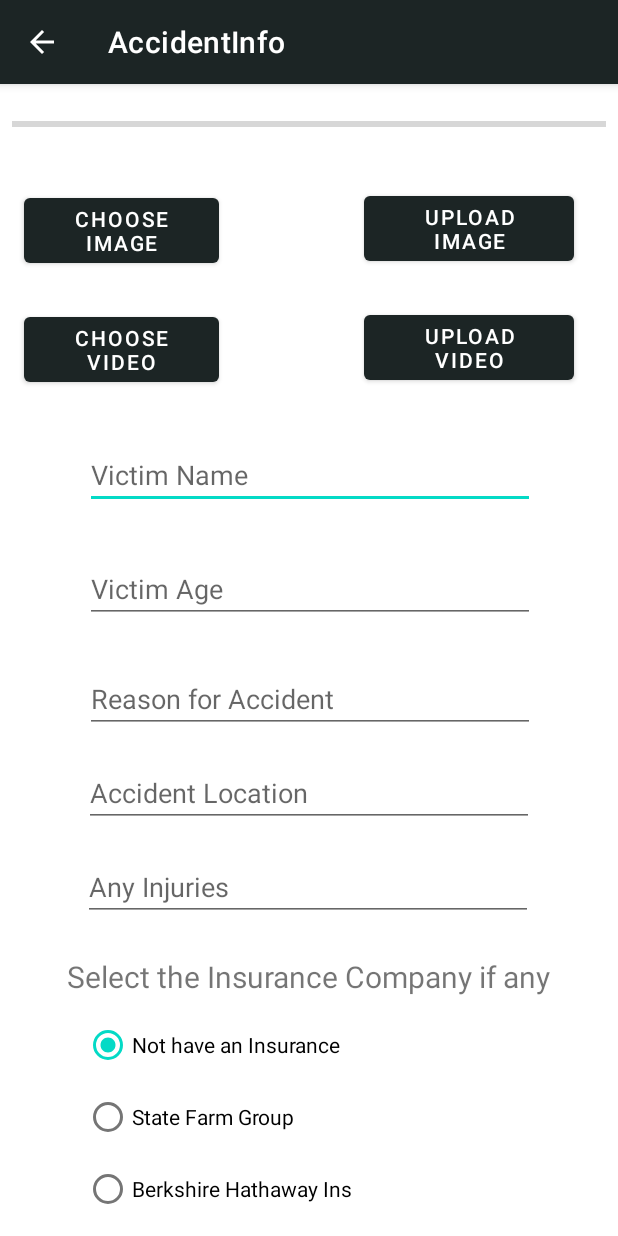
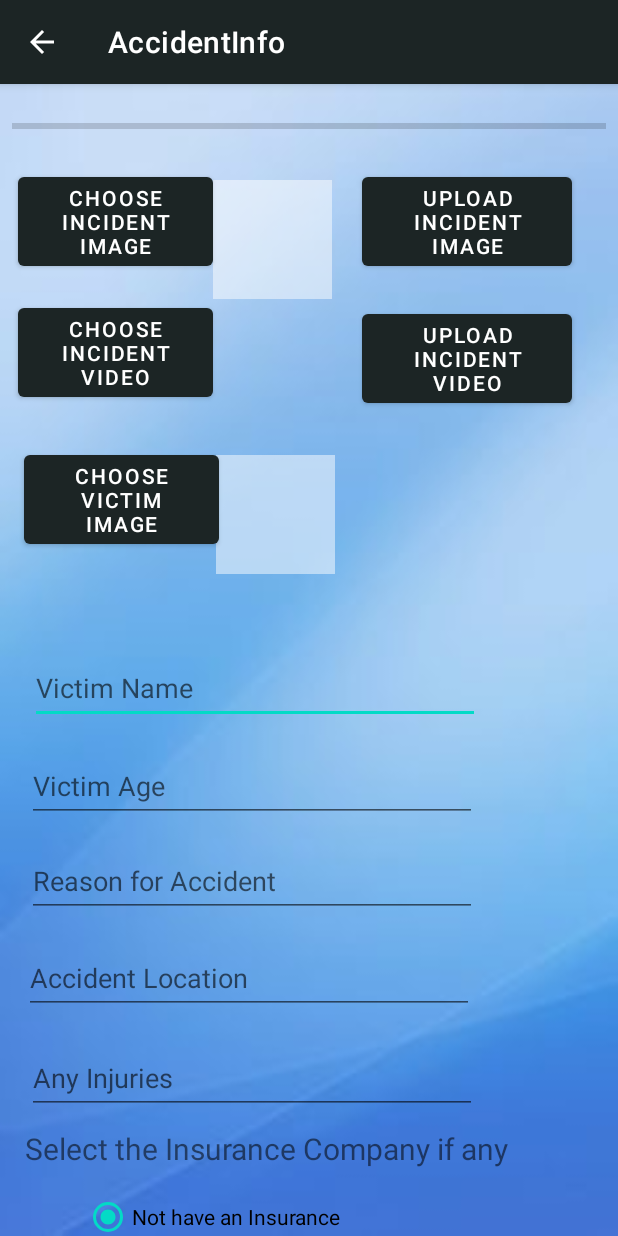
Before and after one commit to AndroidProjectSpring2023/AccidentInfo, an Android app: the ReportPrepareActivity screen opened directly, with no data from a screen before it, on a phone screen of 412 x 824 dp. Run offline under Robolectric (Android 15) with nearby library versions, the phone set to English and light mode, and no system bars; our stand-ins replace Firebase (no records; nobody signed in at launch, a user with empty details on screens opened directly).

Commit message:
( Murali Krishna ) : Enhancement : Implemented victim image and preview in create victim report page.

```diff
--- a/app/src/main/res/layout/activity_report_prepare.xml
+++ b/app/src/main/res/layout/activity_report_prepare.xml
@@ -5,6 +5,7 @@ xmlns:app="http://schemas.android.com/apk/res-auto"
     xmlns:tools="http://schemas.android.com/tools"
     android:layout_width="match_parent"
     android:layout_height="match_parent"
+    android:background="@drawable/plain_blue_background_image"
     tools:context=".ReportPrepareActivity">
 
     <androidx.constraintlayout.widget.ConstraintLayout
@@ -28,103 +29,98 @@ tools:context=".ReportPrepareActivity">
             app:layout_constraintTop_toTopOf="parent"
             app:layout_constraintVertical_bias="0.011" />
 
+
         <Button
             android:id="@+id/btn_choose_Image"
             android:layout_width="130dp"
             android:layout_height="wrap_content"
-        android:layout_marginStart="8dp"
-        android:layout_marginTop="8dp"
-        android:layout_marginEnd="8dp"
-        android:layout_marginBottom="8dp"
-        android:text="Choose Image"
-        app:layout_constraintBottom_toBottomOf="parent"
-        app:layout_constraintEnd_toEndOf="parent"
-        app:layout_constraintHorizontal_bias="0.03"
+            android:layout_marginStart="12dp"
+            android:layout_marginTop="20dp"
+            android:text="Choose Incident Image"
+            app:layout_constraintBottom_toTopOf="@+id/btn_choose_Video"
             app:layout_constraintStart_toStartOf="parent"
-        app:layout_constraintTop_toBottomOf="@+id/progress_Bar"
-        app:layout_constraintVertical_bias="0.029" />
+            app:layout_constraintTop_toBottomOf="@+id/progress_Bar" />
 
-    <ImageView
-        android:id="@+id/img_view"
-        android:layout_width="79dp"
-        android:layout_height="79dp"
-        android:layout_marginStart="8dp"
-        android:layout_marginTop="8dp"
-        android:layout_marginEnd="8dp"
-        android:layout_marginBottom="8dp"
-        app:layout_constraintBottom_toBottomOf="parent"
-        app:layout_constraintEnd_toStartOf="@+id/btn_uploadImages"
-        app:layout_constraintStart_toEndOf="@+id/btn_choose_Image"
-        app:layout_constraintTop_toBottomOf="@+id/progress_Bar"
-        app:layout_constraintVertical_bias="0.0"
-        app:srcCompat="@android:drawable/screen_background_light_transparent" />
+
 
         <Button
             android:id="@+id/btn_uploadImages"
             android:layout_width="140dp"
             android:layout_height="wrap_content"
-        android:layout_marginStart="8dp"
-        android:layout_marginTop="8dp"
-        android:layout_marginEnd="8dp"
-        android:layout_marginBottom="8dp"
-        android:text="Upload Image"
-        app:layout_constraintBottom_toBottomOf="parent"
-        app:layout_constraintEnd_toEndOf="parent"
-        app:layout_constraintHorizontal_bias="0.807"
-        app:layout_constraintStart_toEndOf="@+id/btn_choose_Image"
-        app:layout_constraintTop_toBottomOf="@+id/progress_Bar"
-        app:layout_constraintVertical_bias="0.028" />
+            android:layout_marginStart="20dp"
+            android:layout_marginTop="20dp"
+            android:text="Upload Incident Image"
+            app:layout_constraintStart_toEndOf="@+id/img_view"
+            app:layout_constraintTop_toBottomOf="@+id/progress_Bar" />
 
         <Button
             android:id="@+id/btn_choose_Video"
             android:layout_width="130dp"
             android:layout_height="wrap_content"
-        android:layout_marginStart="8dp"
-        android:layout_marginTop="8dp"
-        android:layout_marginEnd="8dp"
-        android:layout_marginBottom="8dp"
-        android:text="Choose Video"
-        app:layout_constraintBottom_toBottomOf="parent"
-        app:layout_constraintEnd_toEndOf="parent"
-        app:layout_constraintHorizontal_bias="0.03"
+            android:layout_marginStart="12dp"
+            android:layout_marginTop="16dp"
+            android:text="Choose Incident Video"
             app:layout_constraintStart_toStartOf="parent"
-        app:layout_constraintTop_toBottomOf="@+id/img_view"
-        app:layout_constraintVertical_bias="0.023" />
+            app:layout_constraintTop_toBottomOf="@+id/btn_choose_Image" />
 
         <Button
             android:id="@+id/btn_uploadVideos"
             android:layout_width="140dp"
             android:layout_height="wrap_content"
-        android:layout_marginStart="8dp"
+            android:layout_marginStart="20dp"
+            android:layout_marginTop="20dp"
+            android:text="Upload Incident Video"
+            app:layout_constraintStart_toEndOf="@+id/img_view"
+            app:layout_constraintTop_toBottomOf="@+id/btn_uploadImages" />
+
+        <Button
+            android:id="@+id/btn_chooseVictimImage"
+            android:layout_width="130dp"
+            android:layout_height="wrap_content"
+            android:layout_marginStart="16dp"
             android:layout_marginTop="8dp"
-        android:layout_marginEnd="8dp"
             android:layout_marginBottom="8dp"
-        android:text="Upload Video"
-        app:layout_constraintBottom_toBottomOf="parent"
-        app:layout_constraintEnd_toEndOf="parent"
-        app:layout_constraintHorizontal_bias="0.807"
-        app:layout_constraintStart_toEndOf="@+id/btn_choose_Video"
+            android:text="Choose Victim Image"
+            app:layout_constraintBottom_toTopOf="@+id/et_VictimName"
+            app:layout_constraintStart_toStartOf="parent"
+            app:layout_constraintTop_toBottomOf="@+id/btn_choose_Video"
+            app:layout_constraintVertical_bias="0.238"
+            tools:ignore="MissingConstraints" />
+        <ImageView
+            android:id="@+id/img_view"
+            android:layout_width="79dp"
+            android:layout_height="79dp"
+            android:layout_marginTop="28dp"
+            app:layout_constraintEnd_toStartOf="@+id/btn_uploadImages"
+            app:layout_constraintStart_toEndOf="@+id/btn_choose_Image"
+            app:layout_constraintTop_toBottomOf="@+id/progress_Bar"
+            app:srcCompat="@android:drawable/screen_background_light_transparent" />
+
+        <ImageView
+            android:id="@+id/victim_image_view"
+            android:layout_width="79dp"
+            android:layout_height="79dp"
+            android:layout_marginStart="144dp"
+            android:layout_marginTop="104dp"
+            app:layout_constraintStart_toStartOf="parent"
             app:layout_constraintTop_toBottomOf="@+id/img_view"
-        app:layout_constraintVertical_bias="0.021" />
-
+            app:srcCompat="@android:drawable/screen_background_light_transparent" />
 
         <EditText
             android:id="@+id/et_VictimName"
             android:layout_width="300dp"
             android:layout_height="wrap_content"
-        android:layout_marginStart="8dp"
-        android:layout_marginTop="8dp"
-        android:layout_marginEnd="8dp"
-        android:layout_marginBottom="8dp"
+            android:layout_marginStart="20dp"
+            android:layout_marginTop="52dp"
+            android:layout_marginEnd="92dp"
             android:ems="10"
             android:hint="Victim Name"
             android:inputType="textPersonName"
-        app:layout_constraintBottom_toBottomOf="parent"
+            android:minHeight="48dp"
             app:layout_constraintEnd_toEndOf="parent"
-        app:layout_constraintHorizontal_bias="0.505"
             app:layout_constraintStart_toStartOf="parent"
-        app:layout_constraintTop_toBottomOf="@+id/btn_choose_Video"
-        app:layout_constraintVertical_bias="0.033" />
+            app:layout_constraintTop_toBottomOf="@+id/victim_image_view"
+            tools:ignore="MissingConstraints" />
 
         <EditText
             android:id="@+id/et_VictimAge"
@@ -137,13 +133,13 @@ tools:context=".ReportPrepareActivity">
             android:ems="10"
             android:hint="Victim Age"
             android:inputType="number"
+            android:minHeight="48dp"
             app:layout_constraintBottom_toBottomOf="parent"
             app:layout_constraintEnd_toEndOf="parent"
-        app:layout_constraintHorizontal_bias="0.505"
+            app:layout_constraintHorizontal_bias="0.105"
             app:layout_constraintStart_toStartOf="parent"
             app:layout_constraintTop_toBottomOf="@+id/et_VictimName"
-        app:layout_constraintVertical_bias="0.033" />
-
+            app:layout_constraintVertical_bias="0.015" />
 
         <EditText
             android:id="@+id/et_Reason"
@@ -156,12 +152,13 @@ tools:context=".ReportPrepareActivity">
             android:ems="10"
             android:hint="Reason for Accident"
             android:inputType="textPersonName"
+            android:minHeight="48dp"
             app:layout_constraintBottom_toBottomOf="parent"
             app:layout_constraintEnd_toEndOf="parent"
-        app:layout_constraintHorizontal_bias="0.505"
+            app:layout_constraintHorizontal_bias="0.105"
             app:layout_constraintStart_toStartOf="parent"
             app:layout_constraintTop_toBottomOf="@+id/et_VictimAge"
-        app:layout_constraintVertical_bias="0.033" />
+            app:layout_constraintVertical_bias="0.012" />
 
         <EditText
             android:id="@+id/et_location"
@@ -174,8 +171,10 @@ tools:context=".ReportPrepareActivity">
             android:ems="10"
             android:hint="Accident Location"
             android:inputType="textPersonName"
+            android:minHeight="48dp"
             app:layout_constraintBottom_toBottomOf="parent"
             app:layout_constraintEnd_toEndOf="parent"
+            app:layout_constraintHorizontal_bias="0.084"
             app:layout_constraintStart_toStartOf="parent"
             app:layout_constraintTop_toBottomOf="@+id/et_Reason"
             app:layout_constraintVertical_bias="0.017" />
@@ -191,12 +190,13 @@ tools:context=".ReportPrepareActivity">
             android:ems="10"
             android:hint="Any Injuries"
             android:inputType="textPersonName"
+            android:minHeight="48dp"
             app:layout_constraintBottom_toBottomOf="parent"
             app:layout_constraintEnd_toEndOf="parent"
-        app:layout_constraintHorizontal_bias="0.494"
+            app:layout_constraintHorizontal_bias="0.105"
             app:layout_constraintStart_toStartOf="parent"
             app:layout_constraintTop_toBottomOf="@+id/et_location"
-        app:layout_constraintVertical_bias="0.02" />
+            app:layout_constraintVertical_bias="0.024" />
 
         <TextView
             android:id="@+id/tv_InsuCompany"
@@ -210,9 +210,10 @@ tools:context=".ReportPrepareActivity">
             android:textSize="20sp"
             app:layout_constraintBottom_toBottomOf="parent"
             app:layout_constraintEnd_toEndOf="parent"
+            app:layout_constraintHorizontal_bias="0.114"
             app:layout_constraintStart_toStartOf="parent"
             app:layout_constraintTop_toBottomOf="@+id/et_Injuries"
-        app:layout_constraintVertical_bias="0.037" />
+            app:layout_constraintVertical_bias="0.004" />
 
         <RadioGroup
             android:id="@+id/radio_InsuCompany"
@@ -233,8 +234,8 @@ tools:context=".ReportPrepareActivity">
                 android:id="@+id/radio_NoInsu"
                 android:layout_width="wrap_content"
                 android:layout_height="wrap_content"
+                android:checked="true"
                 android:onClick="onRadioButtonClicked"
-            android:checked="true"
                 android:text="Not have an Insurance" />
 
             <RadioButton
@@ -287,10 +288,10 @@ tools:context=".ReportPrepareActivity">
             android:inputType="number"
             app:layout_constraintBottom_toBottomOf="parent"
             app:layout_constraintEnd_toEndOf="parent"
-        app:layout_constraintHorizontal_bias="0.505"
+            app:layout_constraintHorizontal_bias="0.368"
             app:layout_constraintStart_toStartOf="parent"
             app:layout_constraintTop_toBottomOf="@+id/radio_InsuCompany"
-        app:layout_constraintVertical_bias="0.097" />
+            app:layout_constraintVertical_bias="0.009" />
 
         <Button
             android:id="@+id/btn_submitData"
@@ -303,9 +304,10 @@ tools:context=".ReportPrepareActivity">
             android:text="Submit"
             app:layout_constraintBottom_toBottomOf="parent"
             app:layout_constraintEnd_toEndOf="parent"
+            app:layout_constraintHorizontal_bias="0.314"
             app:layout_constraintStart_toStartOf="parent"
             app:layout_constraintTop_toBottomOf="@+id/et_Policy"
-        app:layout_constraintVertical_bias="0.25" />
+            app:layout_constraintVertical_bias="1.0" />
 
 
     </androidx.constraintlayout.widget.ConstraintLayout>
```
Lines whose indentation alone changed are shown as unchanged.
